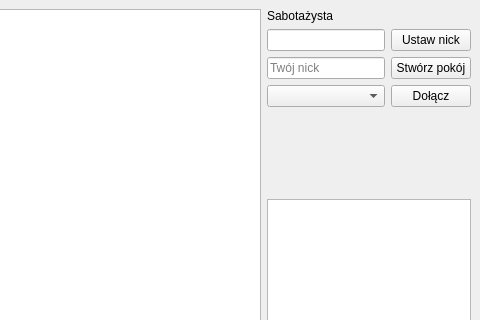
First picture: the form in saboteur.ui, repository kasztanka/saboteur-client, before the edit; both pictures show x 548 to 1028 and y 0 to 320 of the 1028 by 709 pixel window.
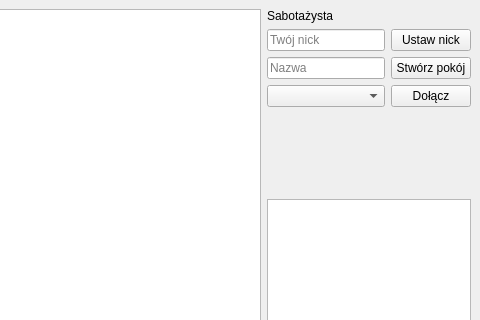
Second picture: the form after the edit.

The edit to the form file:
```diff
--- a/saboteur.ui
+++ b/saboteur.ui
@@ -60,16 +60,6 @@
         <item row="4" column="0">
          <widget class="QComboBox" name="available_rooms"/>
         </item>
-        <item row="2" column="0">
-         <widget class="QLineEdit" name="room_name"/>
-        </item>
-        <item row="3" column="0">
-         <widget class="QLineEdit" name="player_name">
-          <property name="placeholderText">
-           <string>Twój nick</string>
-          </property>
-         </widget>
-        </item>
         <item row="3" column="1">
          <widget class="QPushButton" name="create_room">
           <property name="text">
@@ -84,6 +74,20 @@
           </property>
          </widget>
         </item>
+        <item row="2" column="0">
+         <widget class="QLineEdit" name="player_name">
+          <property name="placeholderText">
+           <string>Twój nick</string>
+          </property>
+         </widget>
+        </item>
+        <item row="3" column="0">
+         <widget class="QLineEdit" name="room_name">
+          <property name="placeholderText">
+           <string>Nazwa</string>
+          </property>
+         </widget>
+        </item>
        </layout>
       </item>
       <item>
```
Left out of the diff: 4 changed lines with no effect on the pictures.
